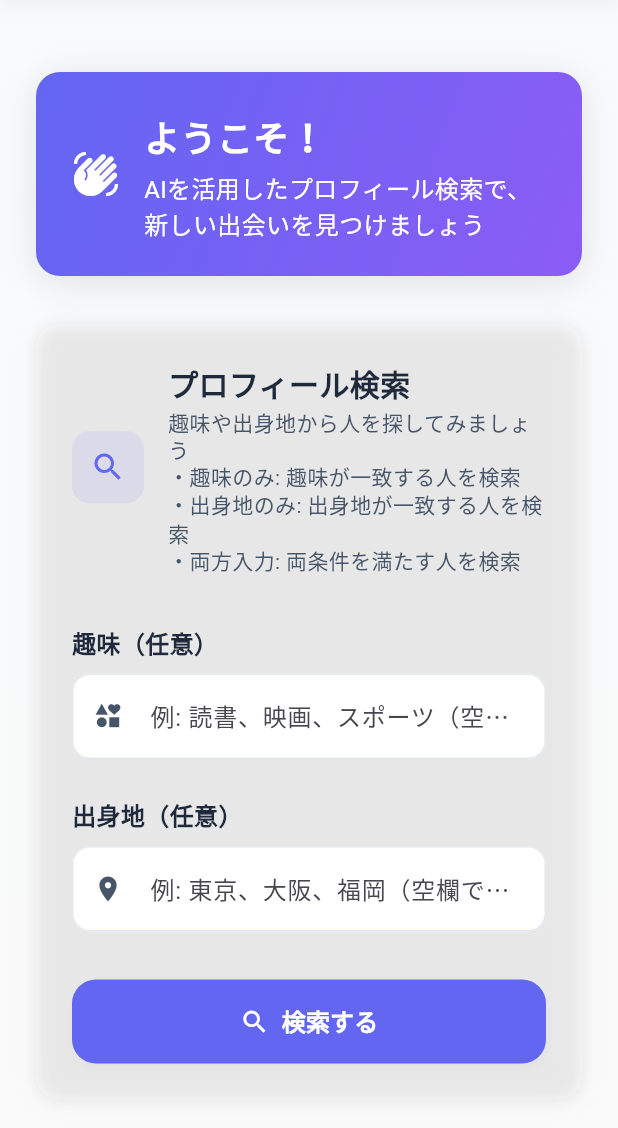
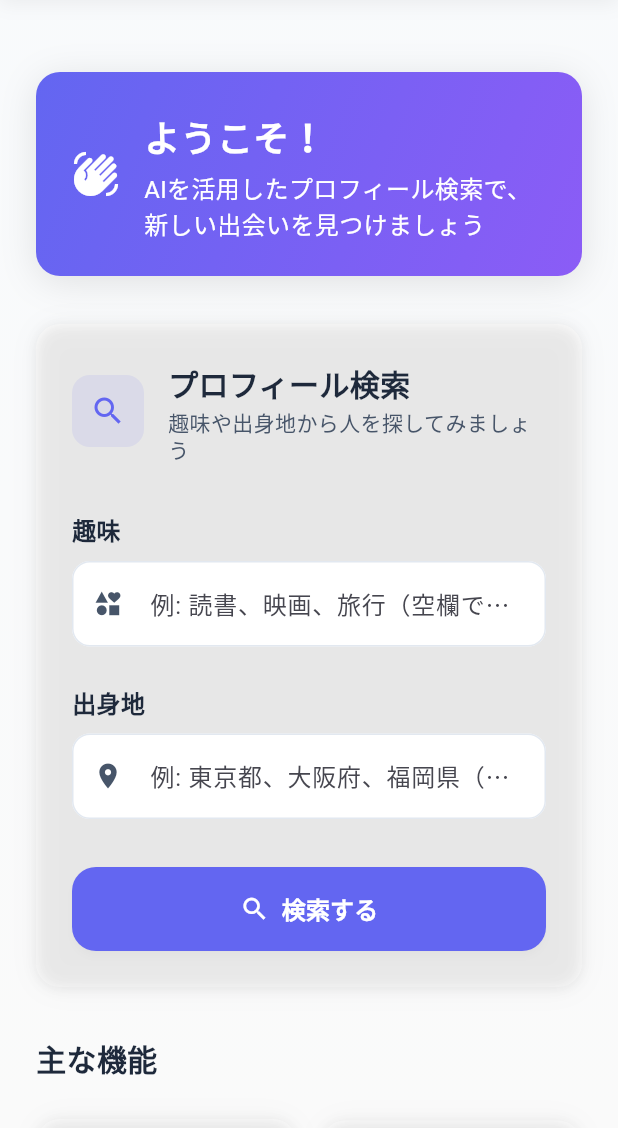
Before and after one commit to Rikut0417/AIHackathon2025, a Flutter app: the HomeScreen screen opened directly, on a phone screen of 412 x 824 dp, the part 108-1236 px from its top. Run offline on Flutter 3.47's test engine with Material 3 defaults, Android fonts, the light colour scheme and no system bars; our stand-ins replace firebase_auth, firebase_core, flutter_dotenv, shared_preferences, smooth_page_indicator; accounts and stored records are empty; statements that could not run were skipped.

Commit message:
ログイン画面とホーム画面の文字を修正

```diff
--- a/frontend/lib/home_screen.dart
+++ b/frontend/lib/home_screen.dart
@@ -450,7 +450,7 @@ class _HomeScreenState extends State<HomeScreen>
                       ),
                     ),
                     Text(
-                      '趣味や出身地から人を探してみましょう\n・趣味のみ: 趣味が一致する人を検索\n・出身地のみ: 出身地が一致する人を検索\n・両方入力: 両条件を満たす人を検索',
+                      '趣味や出身地から人を探してみましょう',
                       style: TextStyle(
                         fontSize: 14,
                         color: AppColors.textMedium,
@@ -502,7 +502,7 @@ class _HomeScreenState extends State<HomeScreen>
 
           // 入力フィールド
           const Text(
-            '趣味（任意）',
+            '趣味',
             style: TextStyle(
               fontSize: 16,
               fontWeight: FontWeight.w600,
@@ -512,7 +512,7 @@ class _HomeScreenState extends State<HomeScreen>
           const SizedBox(height: AppSpacing.sm),
           AppTextField(
             controller: _hobbiesController,
-            hintText: '例: 読書、映画、スポーツ（空欄でも検索可能）',
+            hintText: '例: 読書、映画、旅行（空欄でも検索可能）',
             prefixIcon: Icons.interests,
             onSubmitted: (_) => _search(),
           ),
@@ -520,7 +520,7 @@ class _HomeScreenState extends State<HomeScreen>
           const SizedBox(height: AppSpacing.lg),
 
           const Text(
-            '出身地（任意）',
+            '出身地',
             style: TextStyle(
               fontSize: 16,
               fontWeight: FontWeight.w600,
@@ -530,7 +530,7 @@ class _HomeScreenState extends State<HomeScreen>
           const SizedBox(height: AppSpacing.sm),
           AppTextField(
             controller: _birthplaceController,
-            hintText: '例: 東京、大阪、福岡（空欄でも検索可能）',
+            hintText: '例: 東京都、大阪府、福岡県（空欄でも検索可能）',
             prefixIcon: Icons.location_on,
             onSubmitted: (_) => _search(),
           ),
--- a/frontend/lib/login.dart
+++ b/frontend/lib/login.dart
@@ -232,7 +232,7 @@ class _LoginScreenState extends State<LoginScreen> {
                               ),
                               const SizedBox(height: 4),
                               Text(
-                                _isSignUp ? '新しいアカウントを作成してください' : 'アカウントにアクセスしてください',
+                                _isSignUp ? '新しいアカウントを作成してください' : 'アカウントにログインしてください',
                                 style: const TextStyle(
                                   fontSize: 16,
                                   color: Colors.grey,
@@ -274,7 +274,7 @@ class _LoginScreenState extends State<LoginScreen> {
                         TextField(
                           controller: _emailController,
                           decoration: InputDecoration(
-                            hintText: 'example@email.com',
+                            hintText: 'メールアドレスを入力してください',
                             prefixIcon: const Icon(
                               Icons.email_outlined,
                               color: Color(0xFF6366F1),
```
